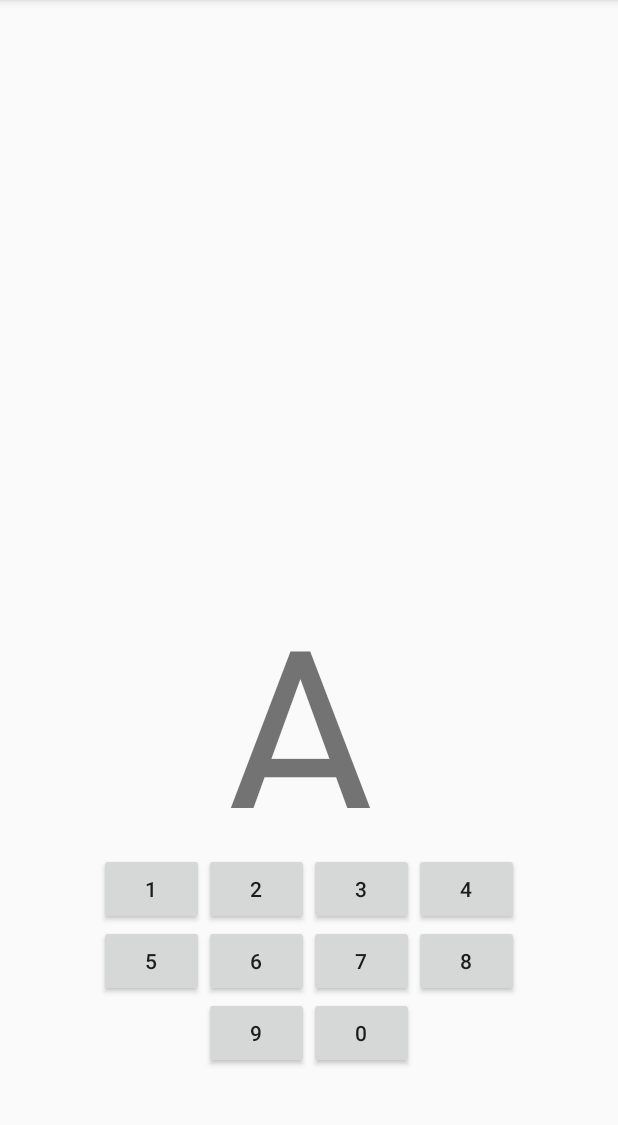
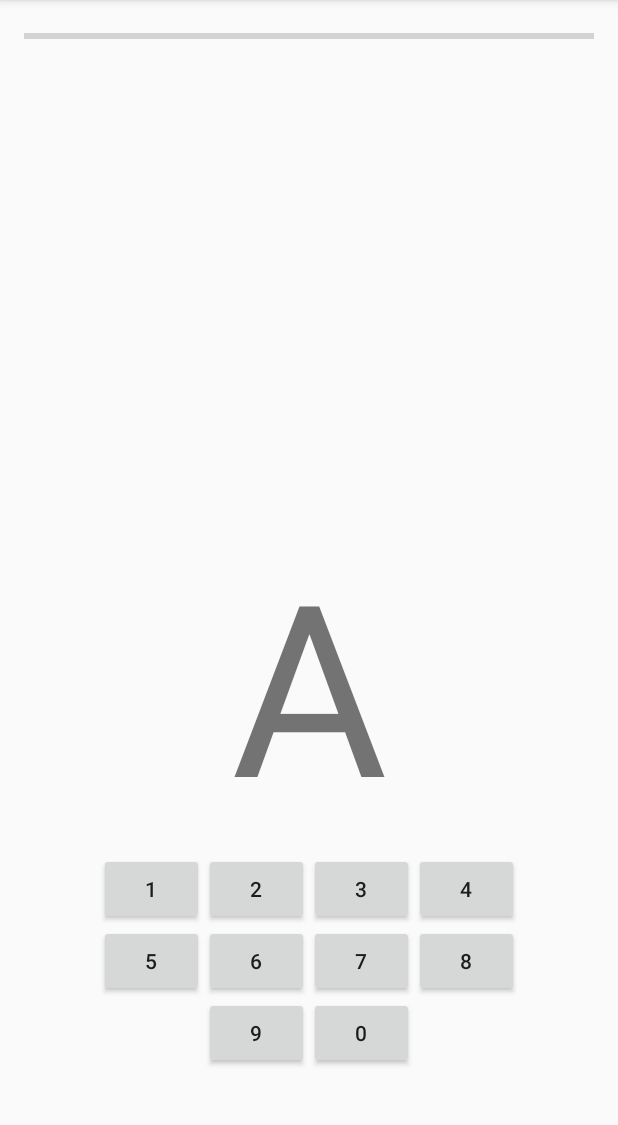
Before and after one commit to MemoryGroup/442repo, an Android app: the showTest screen opened directly, with no data from a screen before it, on a phone screen of 412 x 824 dp, the part 84-1209 px from its top. Run offline under Robolectric (Android 15) with nearby library versions, the phone set to English and light mode, and no system bars.

Commit message:
added a progress bar and show results action
-progress bar added, shows a bar across top of how far you are in the
test
-currently, only button "1" will make test go further
-after the last 'question' has been answered jumps to results screen,
currently with generic text, will eventually show the correct matchings
with whether it was answered correct or incorrect

```diff
--- a/app/src/main/AndroidManifest.xml
+++ b/app/src/main/AndroidManifest.xml
@@ -21,7 +21,8 @@
         <activity
             android:name=".createMap"
             android:label="@string/title_activity_create_map"
-            android:theme="@style/AppTheme.NoActionBar"></activity>
+            android:theme="@style/AppTheme.NoActionBar" />
+        <activity android:name=".showResults"></activity>
     </application>
 
 </manifest>
--- a/app/src/main/java/com/example/youngki/memory_project/showTest.java
+++ b/app/src/main/java/com/example/youngki/memory_project/showTest.java
@@ -1,31 +1,59 @@
 package com.example.youngki.memory_project;
 
+import android.content.Intent;
 import android.os.Bundle;
 import android.support.v7.app.AppCompatActivity;
-
+import android.view.View;
+import android.widget.ProgressBar;
+import android.widget.TextView;
 import java.util.HashMap;
 
 
 public class showTest extends AppCompatActivity {
 
-    //HashMap<String, Integer> memoryMap = new HashMap<>(26);
-    //String[] keys;
+    String[] keys = {"A", "B", "C", "D", "E", "F"};
+    Integer[] values = {0, 1, 2, 3, 4, 5};
+    String showThis = this.keys[0];
+    int count = 0;
+    HashMap<String, Integer> correct = new HashMap<>();
+    //String [] correct;
 
-    //public void setMemoryMap(HashMap<String, Integer> memoryMap) {
-    //    memoryMap.put("A", 1);
-    //    memoryMap.put("B", 0);
-    //    memoryMap.put("C", 5);
-    //    memoryMap.put("D", 7);
-    //    this.memoryMap = memoryMap;
-    //    memoryMap.keySet().toArray(this.keys);
-    //}
+    public void showResultsNow(){
+        Intent resultsWindowOpener = new Intent(this,showResults.class);
+        //resultsWindowOpener.putExtra("correct", correct);
+        startActivity(resultsWindowOpener);
+    }
+
+    public void getNextLetter(){
+        this.count = this.count + 1;
+        if (count < keys.length){
+            this.showThis = this.keys[this.count];
+            TextView tv = (TextView) findViewById(R.id.textView3);
+            tv.setText(showThis);
+            ProgressBar pb = (ProgressBar) findViewById(R.id.progressBar);
+            pb.incrementProgressBy(1);
+        }
+        else{
+            showResultsNow();
+        }
+    }
+
+    public void onOneClicked(View view){
+        if (values[count] == 1){
+            correct.put(keys[count], values[count]);
+        }
+        getNextLetter();
+    }
 
     @Override
     protected void onCreate(Bundle savedInstanceState) {
         super.onCreate(savedInstanceState);
         setContentView(R.layout.activity_test);
-        //setMemoryMap(memoryMap);
-        //TextView tv = (TextView) findViewById(R.id.textView3);
-        //tv.setText(this.keys[0]);
+    //    setMemoryMap(memoryMap);
+        TextView tv = (TextView) findViewById(R.id.textView3);
+    //    this.showThis = this.keys[3];
+        tv.setText(this.showThis);
+        ProgressBar pb = (ProgressBar) findViewById(R.id.progressBar);
+        pb.setMax(keys.length);
     }
 }
--- a/app/src/main/res/layout/activity_test.xml
+++ b/app/src/main/res/layout/activity_test.xml
@@ -24,6 +24,7 @@
             android:text="@string/_1"
             android:layout_width="70dp"
             android:layout_height="wrap_content"
+            android:onClick="onOneClicked"
             android:id="@+id/button23" />
 
         <Button
@@ -88,12 +89,26 @@
 
     <TextView
         android:text="@string/_A"
+        android:textAlignment="center"
         android:textSize="160sp"
-        android:layout_width="115dp"
-        android:layout_height="160dp"
+        android:layout_width="120dp"
+        android:layout_height="180dp"
         android:id="@+id/textView3"
         android:layout_above="@+id/gridLayout2"
         android:layout_centerHorizontal="true"
-        android:layout_marginBottom="30dp" />
+        android:layout_marginBottom="40dp" />
+
+    <ProgressBar
+        style="?android:attr/progressBarStyleHorizontal"
+        android:max="5"
+        android:progress="0"
+        android:layout_width="wrap_content"
+        android:layout_height="wrap_content"
+        android:layout_alignParentTop="true"
+        android:layout_alignParentLeft="true"
+        android:layout_alignParentStart="true"
+        android:id="@+id/progressBar"
+        android:layout_alignParentRight="true"
+        android:layout_alignParentEnd="true" />
 
 </RelativeLayout>
--- a/app/src/main/res/values/strings.xml
+++ b/app/src/main/res/values/strings.xml
@@ -55,4 +55,6 @@
     <string name="_X">X</string>
     <string name="_Y">Y</string>
     <string name="_Z">Z</string>
+    <string name="correct">Correct:</string>
+    <string name="incorrect">Incorrect:</string>
 </resources>
```
Also changed, not shown: app/src/main/java/com/example/youngki/memory_project/Test.java (deleted, +0 -33 lines), app/src/main/java/com/example/youngki/memory_project/showResults.java (added, +21 -0 lines), app/src/main/res/layout/activity_show_results.xml (added, +113 -0 lines), 1 other file.
